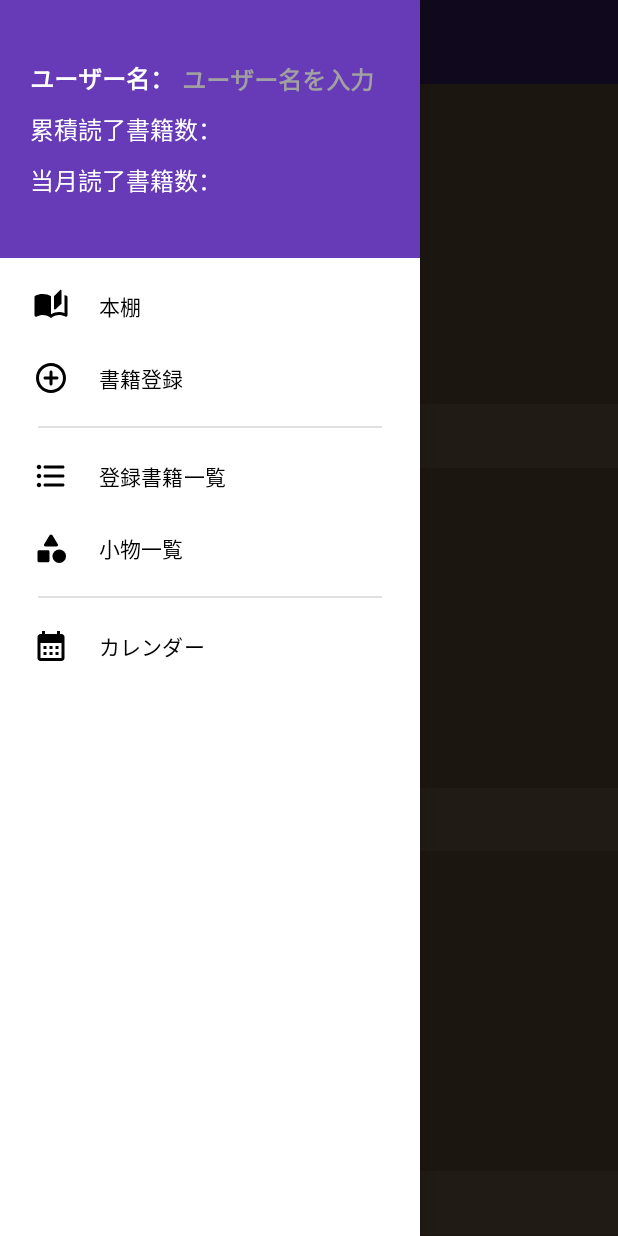
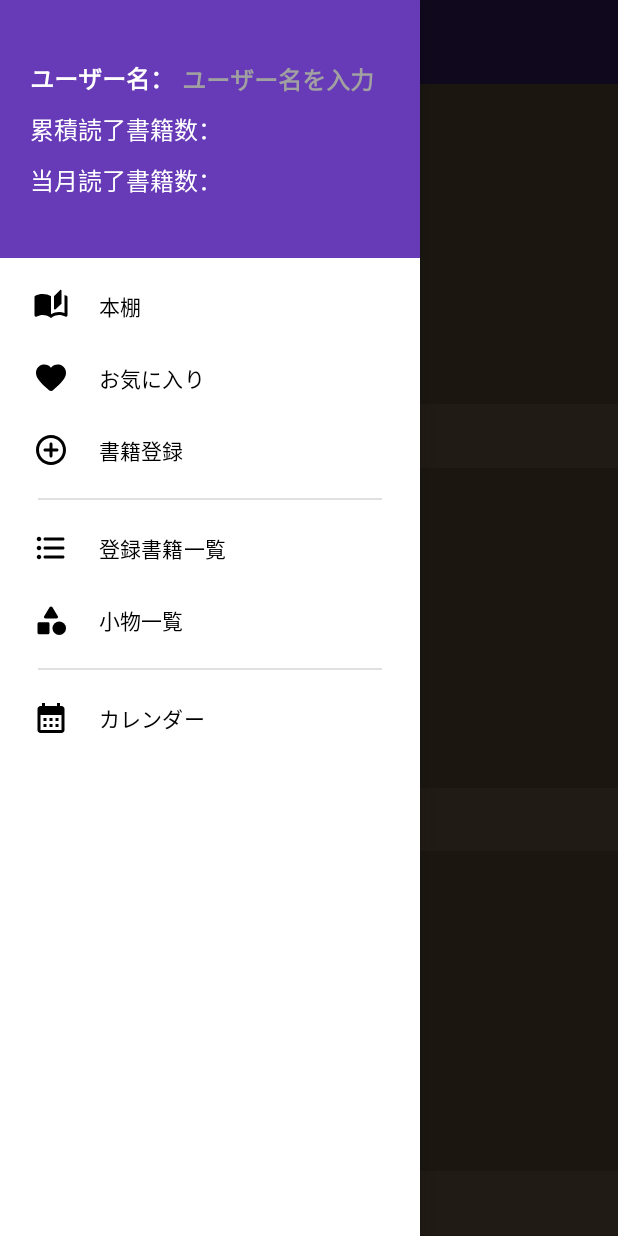
Before and after one commit to Pgfn59/Bookshelf, an Android app: the screen it shows after launch (MainActivity), with the side drawer open, on a phone screen of 412 x 824 dp. Run offline under Robolectric (Android 15) with nearby library versions, the light colour scheme and no system bars.

Commit message:
お気に入り画面追加

```diff
--- a/app/src/main/java/com/example/bookshelf/MainActivity.java
+++ b/app/src/main/java/com/example/bookshelf/MainActivity.java
@@ -92,6 +92,9 @@ public class MainActivity extends AppCompatActivity implements UpdateList {
             if (itemId == R.id.shelf) {
                 fragment = new ShelfFragment();
                 titleResId = R.string.btn_shelf;
+            }else if (itemId == R.id.shelf_favorite) {
+                fragment = new ShelfFavoriteFragment();
+                titleResId = R.string.btn_favorite;
             }else if (itemId == R.id.add_book) {
                 fragment = new AddBookFragment();
                 titleResId = R.string.btn_add_book;
--- a/app/src/main/res/menu/drawer_items.xml
+++ b/app/src/main/res/menu/drawer_items.xml
@@ -10,6 +10,11 @@
             android:id="@+id/shelf"
             android:title="@string/btn_shelf"
             android:icon="@drawable/book_shelf" />
+
+        <item
+            android:id="@+id/shelf_favorite"
+            android:title="@string/btn_favorite"
+            android:icon="@drawable/favorite" />
 
         <item
             android:id="@+id/add_book"
--- a/app/src/main/res/values/strings.xml
+++ b/app/src/main/res/values/strings.xml
@@ -31,5 +31,6 @@
     <string name="item_name">アイテム名</string>
     <string name="item_num">未入手</string>
     <string name="duration_month">当月読了書籍数：</string>
+    <string name="btn_favorite">お気に入り</string>
     <!-- TODO: Remove or change this placeholder text -->
 </resources>
```
Also changed, not shown: app/src/main/java/com/example/bookshelf/ShelfFavoriteFragment.java (added, +16 -0 lines), app/src/main/res/layout/fragment_shelf_favorite.xml (added, +14 -0 lines).
